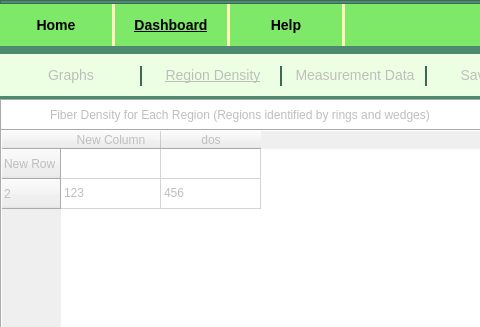
The window that Sprout.ui (JeanOC19/ICOM5047) describes before a commit, drawn with Qt 5; both pictures show x 0 to 480 and y 0 to 327 of the 1400 by 800 pixel window.
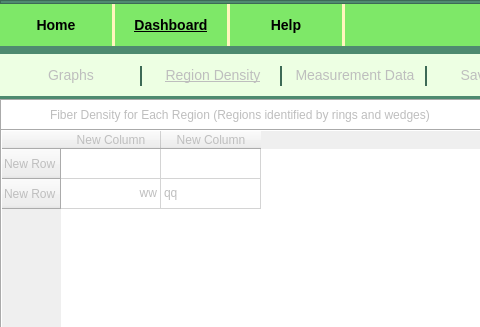
The same window after the commit. The open tabs and pages were chosen to show the change. Icons and pictures are not drawn.

What changed in the file:
```diff
--- a/Sprout.ui
+++ b/Sprout.ui
@@ -1813,7 +1813,7 @@
          </row>
          <row>
           <property name="text">
-           <string>2</string>
+           <string>New Row</string>
           </property>
          </row>
          <column>
@@ -1823,17 +1823,20 @@
          </column>
          <column>
           <property name="text">
-           <string>dos</string>
+           <string>New Column</string>
           </property>
          </column>
          <item row="1" column="0">
           <property name="text">
-           <string>123</string>
+           <string>ww</string>
+          </property>
+          <property name="textAlignment">
+           <set>AlignTrailing|AlignVCenter</set>
           </property>
          </item>
          <item row="1" column="1">
           <property name="text">
-           <string>456</string>
+           <string>qq</string>
           </property>
          </item>
         </widget>
```
Left out of the diff: 8 changed lines with no effect on the pictures.
